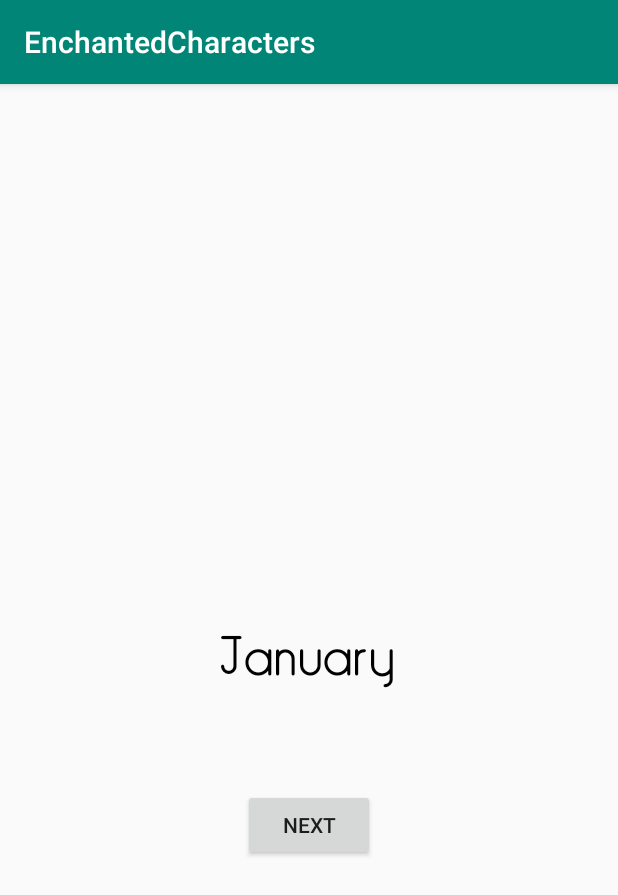
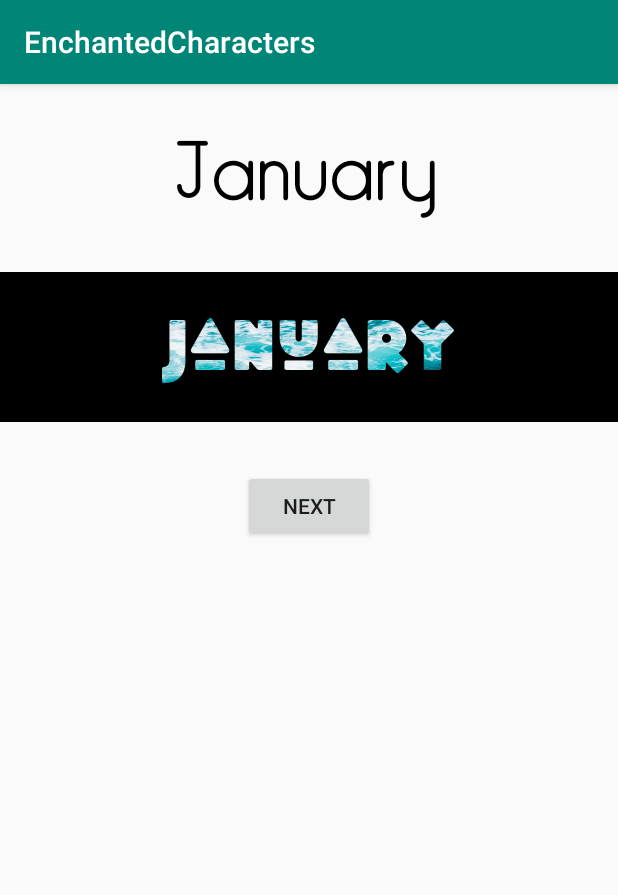
Before and after one commit to landicefu/EnchantedCharactersView, an Android app: the screen it shows after launch (MainActivity), on a phone screen of 412 x 824 dp. Shown: the top 895 px of the screen. Run offline under Robolectric (Android 15) with nearby library versions, the phone set to English and light mode, and no system bars.

Commit message:
Add another free typeface to demo background clear using transparent color

```diff
--- a/app/src/main/java/tw/lifehackers/sample/enchantedcharacters/MainActivity.kt
+++ b/app/src/main/java/tw/lifehackers/sample/enchantedcharacters/MainActivity.kt
@@ -30,6 +30,7 @@ class MainActivity : AppCompatActivity() {
         setContentView(R.layout.activity_main)
         buttonNext.setOnClickListener {
             enchantedCharactersView.text = MONTHS[++index % MONTHS.size]
+            enchantedCharactersView2.text = MONTHS[index % MONTHS.size]
         }
     }
 }
--- a/app/src/main/res/layout/activity_main.xml
+++ b/app/src/main/res/layout/activity_main.xml
@@ -11,24 +11,49 @@
             android:layout_width="wrap_content"
             android:layout_height="wrap_content"
             android:padding="4dp"
+            android:layout_marginTop="32dp"
             app:fadeInForNonMovingChar="true"
             app:typeface="Adlanta.otf"
             app:text="January"
             app:textColor="@android:color/black"
-            app:textSize="32sp"
+            app:textSize="48sp"
             app:gravity="center_vertical|center_horizontal"
             app:layout_constraintLeft_toLeftOf="parent"
             app:layout_constraintRight_toRightOf="parent"
-            app:layout_constraintTop_toTopOf="parent"
-            app:layout_constraintBottom_toBottomOf="parent"/>
+            app:layout_constraintTop_toTopOf="parent"/>
+
+    <FrameLayout
+            android:id="@+id/container"
+            android:layout_width="match_parent"
+            android:layout_height="100dp"
+            android:background="@drawable/bg_ocean"
+            android:layout_marginTop="32dp"
+            app:layout_constraintLeft_toLeftOf="parent"
+            app:layout_constraintRight_toRightOf="parent"
+            app:layout_constraintTop_toBottomOf="@id/enchantedCharactersView">
+
+        <tw.lifehackers.widget.EnchantedCharactersView
+                android:id="@+id/enchantedCharactersView2"
+                android:layout_width="match_parent"
+                android:layout_height="match_parent"
+                android:padding="4dp"
+                android:background="@android:color/black"
+                android:layout_gravity="center"
+                app:typeface="Mopster-Regular.otf"
+                app:text="January"
+                app:textColor="@android:color/transparent"
+                app:textSize="48sp"
+                app:gravity="center_vertical|center_horizontal"/>
+
+    </FrameLayout>
 
     <Button
             android:id="@+id/buttonNext"
             android:layout_width="wrap_content"
             android:layout_height="wrap_content"
-            android:layout_marginTop="64dp"
+            android:layout_marginTop="32dp"
             android:text="Next"
-            app:layout_constraintTop_toBottomOf="@id/enchantedCharactersView"
+            app:layout_constraintTop_toBottomOf="@id/container"
             app:layout_constraintLeft_toLeftOf="parent"
             app:layout_constraintRight_toRightOf="parent"/>
 
```
Also changed, not shown: app/src/main/assets/Mopster-Regular.otf (added), app/src/main/res/drawable/bg_ocean.jpg (added).
